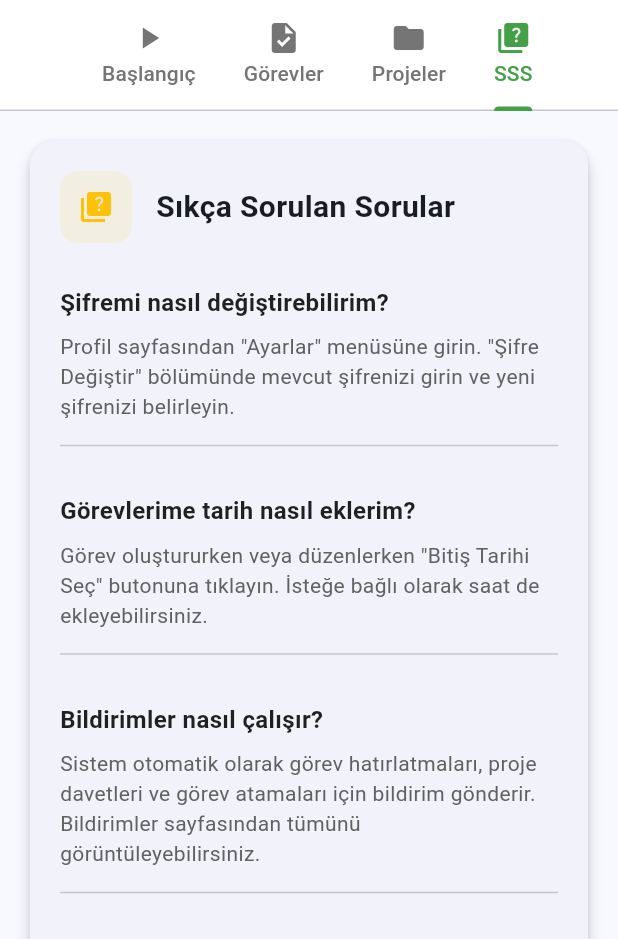
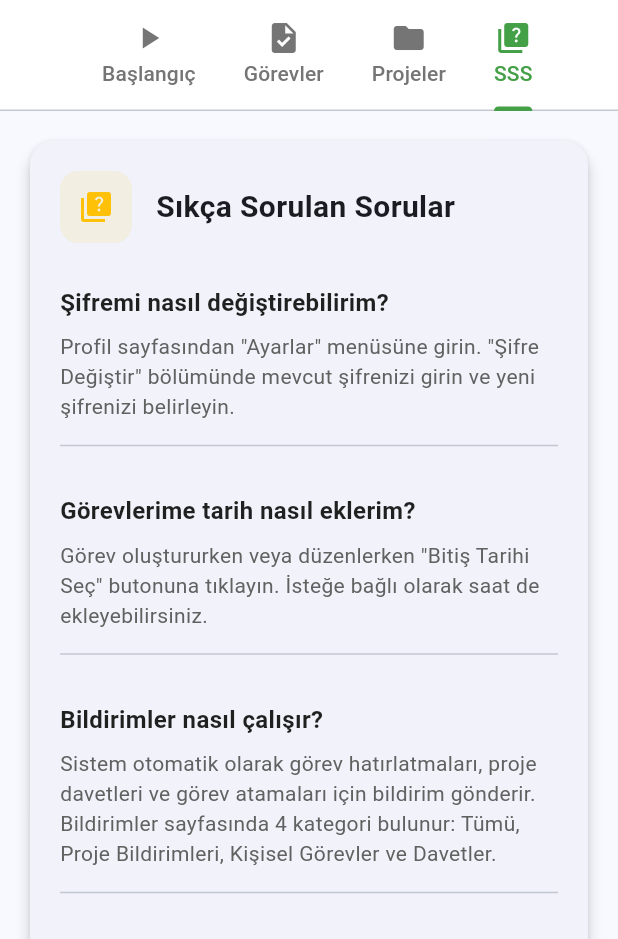
Before and after one commit to Atarapa0/OrionHub-Smart-Task-and-Project-Management-App, a Flutter app: the HelpPage screen opened by its route, tab 4 chosen, on a phone screen of 412 x 824 dp, the part 297-1236 px from its top. Run offline on Flutter 3.47's test engine with Material 3 defaults, Android fonts, the phone set to English and light mode, and no system bars; our stand-ins replace shared_preferences, supabase_flutter; accounts and stored records are empty.

Commit message:
Enhance help page content by updating notification descriptions and adding new help items for project deletion and invitation cancellation. Improve FAQ section with additional questions regarding invitation management and notification categories.

```diff
--- a/lib/UI/pages/help_page.dart
+++ b/lib/UI/pages/help_page.dart
@@ -168,7 +168,7 @@ class _HelpPageState extends State<HelpPage> with TickerProviderStateMixin {
                 _buildStepItem(
                   '4',
                   'Bildirimleri Kontrol Edin',
-                  'Bildirimler sayfasından görev hatırlatmalarını ve davetleri takip edin.',
+                  'Bildirimler sayfasından görev hatırlatmalarını, proje davetlerini ve görev atama bildirimlerini takip edin. Bildirimler 4 kategoride organize edilmiştir.',
                 ),
               ],
             ),
@@ -309,6 +309,11 @@ class _HelpPageState extends State<HelpPage> with TickerProviderStateMixin {
                   'Proje detay sayfasında "İstatistikler" sekmesinden proje ilerlemesini takip edin.',
                   Icons.analytics,
                 ),
+                _buildHelpItem(
+                  'Proje Silme',
+                  'Sadece proje sahibi projeyi silebilir. Proje detay sayfasında sağ üst menüden "Projeyi Sil" seçeneğini kullanın. Bu işlem geri alınamaz ve tüm proje verileri silinir.',
+                  Icons.delete_forever,
+                ),
               ],
             ),
           ),
@@ -366,6 +371,11 @@ class _HelpPageState extends State<HelpPage> with TickerProviderStateMixin {
                   'Gönderilen davetlerin durumunu (beklemede, kabul edildi, reddedildi) takip edebilirsiniz.',
                   Icons.track_changes,
                 ),
+                _buildHelpItem(
+                  'Davet İptal Etme',
+                  'Proje sahibi, bekleyen davetleri proje detay sayfasındaki "Bekleyen Davetler" bölümünden iptal edebilir.',
+                  Icons.cancel,
+                ),
               ],
             ),
           ),
@@ -397,11 +407,15 @@ class _HelpPageState extends State<HelpPage> with TickerProviderStateMixin {
                 ),
                 _buildFAQItem(
                   'Bildirimler nasıl çalışır?',
-                  'Sistem otomatik olarak görev hatırlatmaları, proje davetleri ve görev atamaları için bildirim gönderir. Bildirimler sayfasından tümünü görüntüleyebilirsiniz.',
+                  'Sistem otomatik olarak görev hatırlatmaları, proje davetleri ve görev atamaları için bildirim gönderir. Bildirimler sayfasında 4 kategori bulunur: Tümü, Proje Bildirimleri, Kişisel Görevler ve Davetler.',
                 ),
                 _buildFAQItem(
                   'Projeden nasıl ayrılırım?',
                   'Şu anda projeden ayrılma özelliği bulunmamaktadır. Proje sahibi sizi projeden çıkarabilir.',
+                ),
+                _buildFAQItem(
+                  'Gönderdiğim davetleri iptal edebilir miyim?',
+                  'Evet, proje sahibi olarak bekleyen davetleri proje detay sayfasından iptal edebilirsiniz. Kabul edilmiş veya reddedilmiş davetler iptal edilemez.',
                 ),
                 _buildFAQItem(
                   'Verilerim güvende mi?',
@@ -445,6 +459,14 @@ class _HelpPageState extends State<HelpPage> with TickerProviderStateMixin {
                 _buildTipItem(
                   '📊',
                   'Proje istatistiklerini takip ederek ilerlemenizi ölçün.',
+                ),
+                _buildTipItem(
+                  '🔔',
+                  'Bildirimler sayfasını düzenli kontrol ederek önemli güncellemeleri kaçırmayın.',
+                ),
+                _buildTipItem(
+                  '🗑️',
+                  'Artık ihtiyaç duymadığınız projeleri güvenle silebilirsiniz (sadece proje sahibi).',
                 ),
               ],
             ),
```
